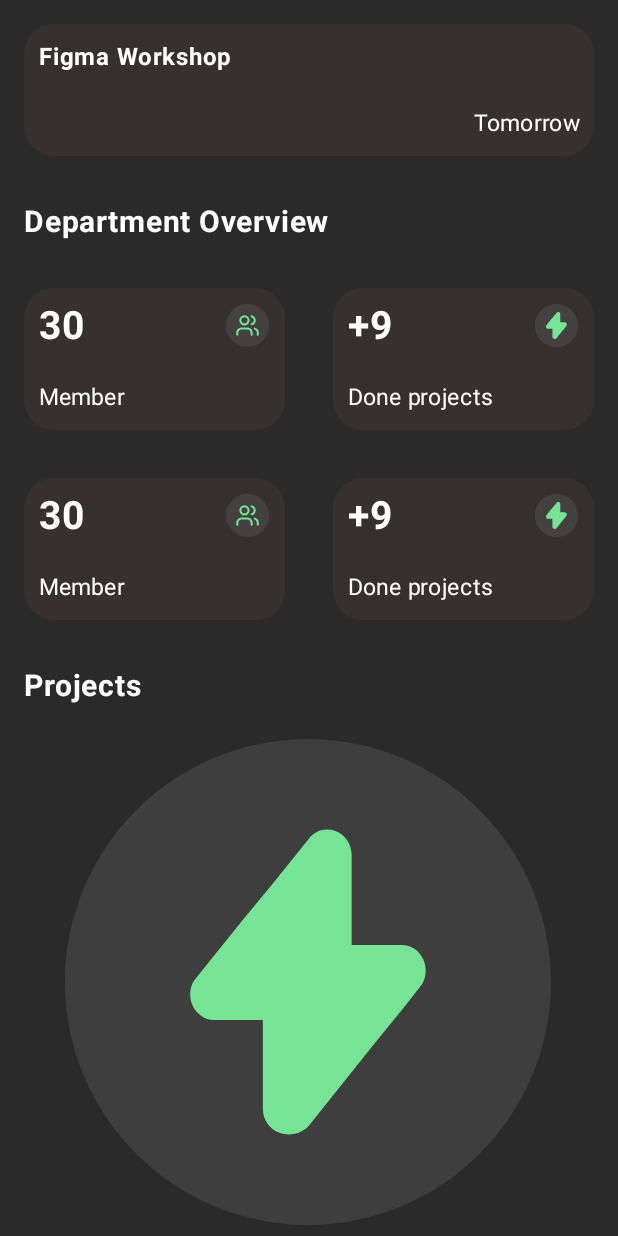
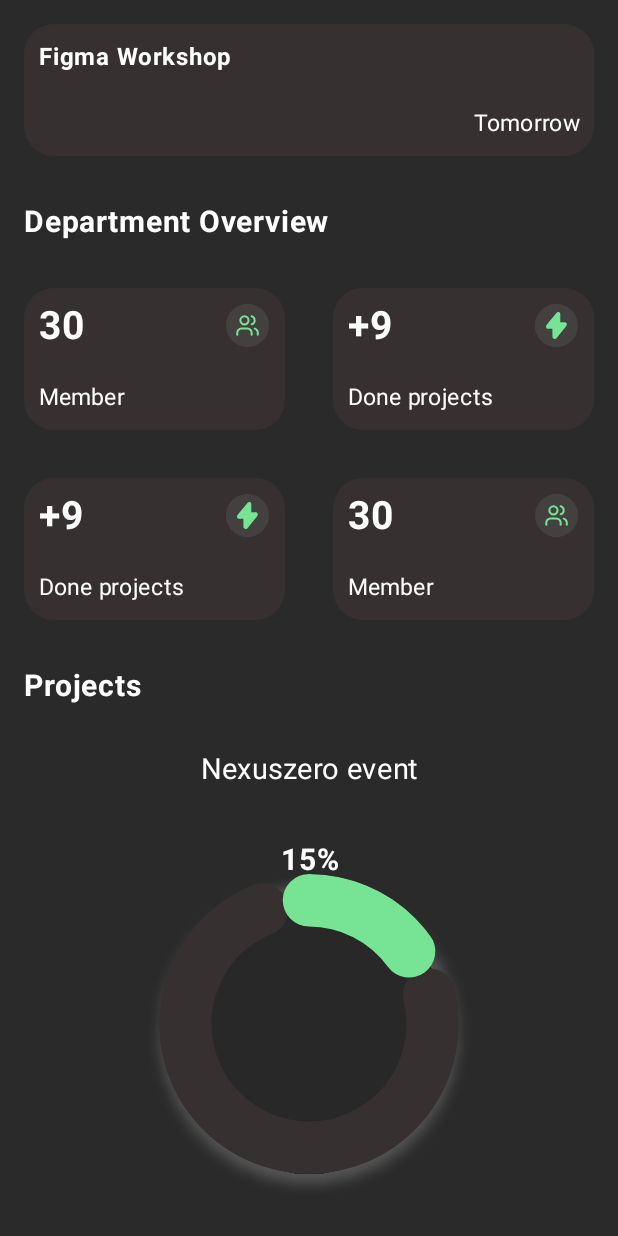
Before and after one commit to Meriem453/nexus-departments-mobile-app, an Android app built with Jetpack Compose: the composable Overview shown on its own in the app's theme, on a phone screen of 412 x 824 dp. Run offline under Robolectric (Android 15) with nearby library versions, the phone set to English and light mode, and no system bars; our stand-ins replace constraintlayout-compose; libraries missing offline, so code that uses them is left out: com.bumptech.glide; 2 statements that could not run were skipped.

Commit message:
home page almost finished

```diff
--- a/app/src/main/java/com/example/nexusapp/screens/HomePage.kt
+++ b/app/src/main/java/com/example/nexusapp/screens/HomePage.kt
@@ -23,6 +23,7 @@ import androidx.compose.foundation.shape.CircleShape
 import androidx.compose.foundation.shape.RoundedCornerShape
 import androidx.compose.foundation.verticalScroll
 import androidx.compose.material3.Card
+import androidx.compose.material3.CircularProgressIndicator
 import androidx.compose.material3.Icon
 import androidx.compose.material3.Scaffold
 import androidx.compose.material3.Text
@@ -33,8 +34,10 @@ import androidx.compose.runtime.mutableStateOf
 import androidx.compose.runtime.remember
 import androidx.compose.runtime.rememberCoroutineScope
 import androidx.compose.runtime.setValue
+import androidx.compose.ui.Alignment
 import androidx.compose.ui.Modifier
 import androidx.compose.ui.draw.clip
+import androidx.compose.ui.draw.shadow
 import androidx.compose.ui.graphics.Color
 import androidx.compose.ui.graphics.painter.Painter
 import androidx.compose.ui.input.nestedscroll.NestedScrollConnection
@@ -78,7 +81,7 @@ fun HomePage (){
 
         ) {
             scrollPosition = scrollState.value
-            scrollPercentage =if((scrollPosition.toFloat() / scrollState.maxValue).coerceIn(0f, 1f)<=0.5 )(scrollPosition.toFloat() / scrollState.maxValue).coerceIn(0f, 1f)*2 else 1F
+            scrollPercentage =if((scrollPosition.toFloat() / scrollState.maxValue).coerceIn(0f, 1f)<=0.25 )(scrollPosition.toFloat() / scrollState.maxValue).coerceIn(0f, 1f)*4 else 1F
             //Log.d("scroll",scrollPercentage.toString())
 
             Overview()
@@ -88,6 +91,9 @@ fun HomePage (){
 
 @Composable
 fun Overview() {
+    var progress by remember {
+        mutableFloatStateOf(.15F)
+    }
     Column(
         Modifier
             .fillMaxWidth()
@@ -111,8 +117,10 @@ fun Overview() {
                 //fontFamily = FontFamily.Cursive,
                 modifier = Modifier
                     .padding(10.dp)
-                    .fillMaxWidth(),
-                textAlign = TextAlign.End
+                    .fillMaxWidth()
+                    ,
+                textAlign = TextAlign.End,
+
             )
         }
         Text(text = "Department Overview",
@@ -128,8 +136,9 @@ fun Overview() {
 
         }
         Row(Modifier.fillMaxWidth(), horizontalArrangement = Arrangement.SpaceEvenly) {
+            NexusCard("+9","Done projects", painterResource(id = R.drawable.power), Modifier.weight(1f))
             NexusCard("30","Member", painterResource(id = R.drawable.members), Modifier.weight(1f))
-            NexusCard("+9","Done projects", painterResource(id = R.drawable.power), Modifier.weight(1f))
+
 
         }
         Text(text = "Projects",
@@ -139,9 +148,31 @@ fun Overview() {
             fontWeight = FontWeight.Bold,
             modifier = Modifier.padding(16.dp)
         )
-        Image(painter = painterResource(id = R.drawable.power), contentDescription = "", modifier = Modifier
+        Text(text = "Nexuszero event",
+            modifier = Modifier
+                .fillMaxWidth()
+                .padding(16.dp),
+            color = Color.White,
+            fontSize = 19.sp,
+            textAlign = TextAlign.Center
+            //fontFamily = FontFamily.Cursive,
+
+
+        )
+        Box(modifier = Modifier
             .fillMaxWidth()
-            .height(500.dp))
+            .padding(20.dp), contentAlignment = Alignment.Center){
+            CircularProgressIndicator(progress = progress, color = colorResource(id = R.color.green), modifier = Modifier
+                .height(200.dp)
+                .width(200.dp)
+                .shadow(
+                    5.dp, shape = CircleShape, spotColor = Color.White
+                ), strokeWidth = 35.dp, trackColor = colorResource(
+                id = R.color.card_bg
+            ))
+            Text(text = "${(progress*100).toInt()}%", modifier = Modifier.fillMaxSize(), fontSize = 20.sp, color = Color.White, fontWeight = FontWeight.Bold, textAlign = TextAlign.Center)
+                          }
+
 
     }
 }
```
Also changed, not shown: app/src/main/res/drawable/point.xml (added, +9 -0 lines).
